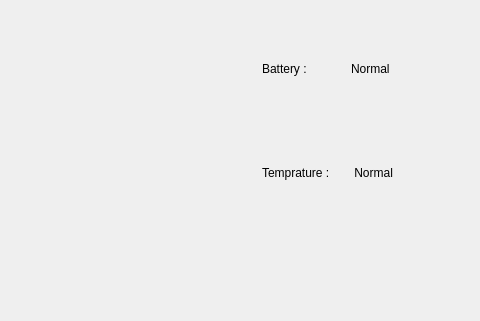
Qt form ui/mainwindow.ui (SoftDev-Candy/SecureOribitalUplinkLayer) before a commit; both pictures show x 568 to 1048 and y 0 to 321 of the 1048 by 743 pixel window.
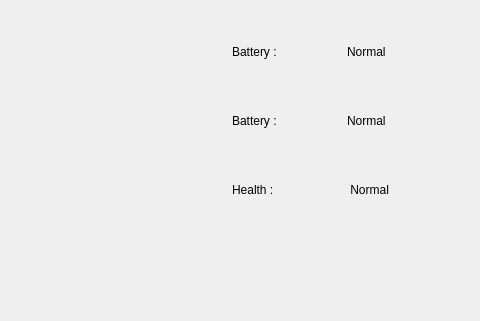
The same form after that commit.

Commit message: Added temp status if checks to show status

Patch:
```diff
--- a/ui/mainwindow.ui
+++ b/ui/mainwindow.ui
@@ -281,9 +281,9 @@
   <widget class="QWidget" name="layoutWidget_2">
    <property name="geometry">
     <rect>
-     <x>830</x>
+     <x>800</x>
      <y>20</y>
-     <width>171</width>
+     <width>223</width>
      <height>201</height>
     </rect>
    </property>
@@ -306,12 +306,30 @@
       </item>
      </layout>
     </item>
+    <item>
+     <layout class="QHBoxLayout" name="Health_StatusLayout">
+      <item>
+       <widget class="QLabel" name="Health_StatusHeader">
+        <property name="text">
+         <string>Battery : </string>
+        </property>
+       </widget>
+      </item>
+      <item>
+       <widget class="QLabel" name="Health_StatusData">
+        <property name="text">
+         <string>Normal</string>
+        </property>
+       </widget>
+      </item>
+     </layout>
+    </item>
     <item>
      <layout class="QHBoxLayout" name="Temp_StatusLayout">
       <item>
        <widget class="QLabel" name="Temp_StatusHeader">
         <property name="text">
-         <string>Temprature : </string>
+         <string>Health :</string>
         </property>
        </widget>
       </item>
```
The commit also changes 2 other files.
